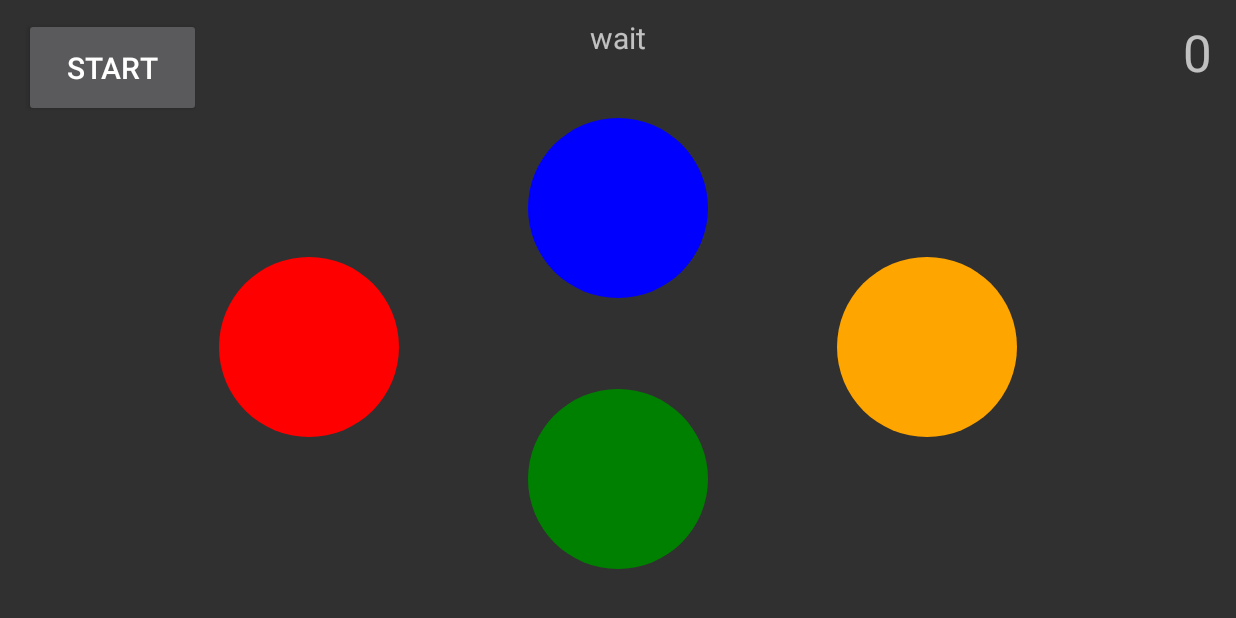
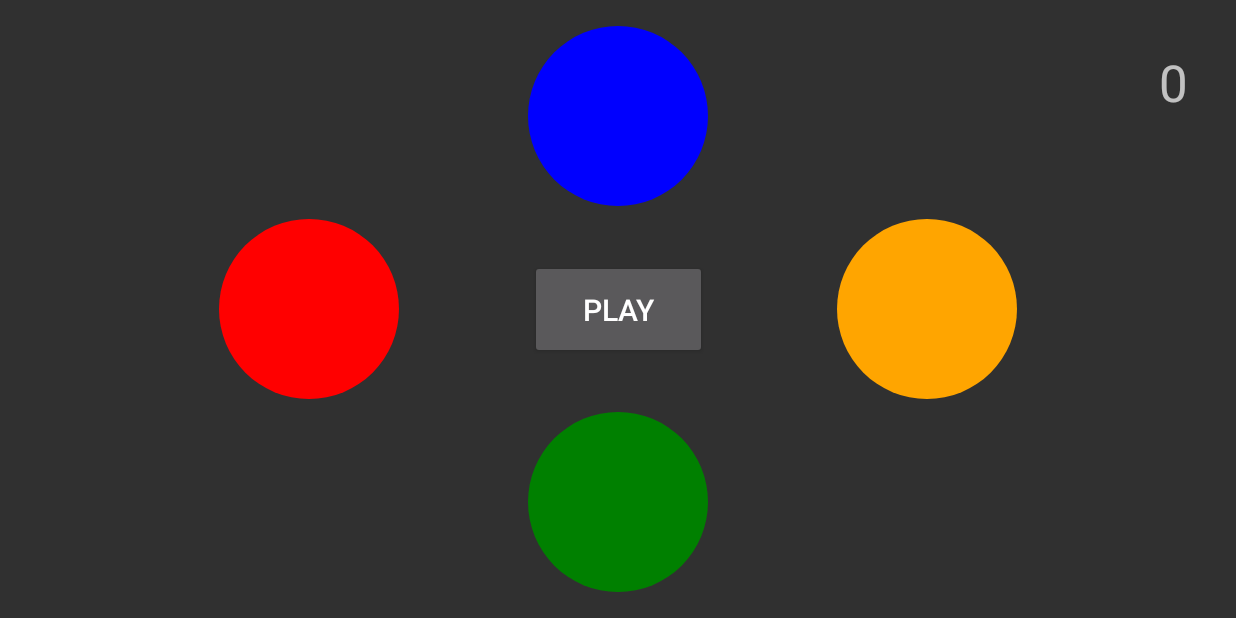
Before and after one commit to s00214102/MAD_FinalGameApp, an Android app: the screen it shows after launch (MainActivity), on a phone screen of 824 x 412 dp (held sideways). Run offline under Robolectric (Android 15) with nearby library versions, the phone set to English and light mode, and no system bars.

Commit message:
Refactoring state logic

```diff
--- a/app/src/main/java/com/example/memorygame/Game.java
+++ b/app/src/main/java/com/example/memorygame/Game.java
@@ -57,14 +57,13 @@ public class Game {
     //endregion
 
     //region Game logic
+    // calls newRound()
     public void newGame(){
         if(playState != PlayState.wait){
             return;}
-        //playSound(boing);
+
         clearData();
-
         popupMessage("Get ready!");
-
         // add a delay before the new round starts
         final Handler delay = new Handler();
         delay.postDelayed(new Runnable() {
@@ -74,6 +73,7 @@ public class Game {
         }, 1000);
     }
 
+    // changes to learn state
     private void newRound(){
         changeState(PlayState.learn);
         AddToSequence();
@@ -82,6 +82,7 @@ public class Game {
         buttonFlashHandler.post(r);
     }
 
+    // calls newRound()
     public void winRound(){
         if(playState!= PlayState.play){
             return;}
@@ -101,6 +102,7 @@ public class Game {
         //newRound();
     }
 
+    // calls goToScoreScreenOrRestartGame()
     public void loseGame(){
         //if(playState != PlayState.play){
         //    return;}
@@ -118,14 +120,14 @@ public class Game {
             }
         }, 900);
     }
-
+    // changes to wait state
     private void goToScoreScreenOrRestartGame(){
         if(score>0){
             Intent A = new Intent(main, ScoreActivity.class);
             A.putExtra("score",score);
             clearData();
+            main.startActivity(A); // move to score screen
             changeState(PlayState.wait);
-            main.startActivity(A); // move to score screen
         }
         else{
             clearData();
@@ -161,18 +163,25 @@ public class Game {
     }
     private void enterLearnState(){
         Log.i(tag, "Entering learn state");
+        main.showPlayButton(false);
+        //main.showButtons(true);
     }
     private void enterPlayState(){
         Log.i(tag, "Entering play state");
+        main.showPlayButton(false);
+        //main.showButtons(true);
     }
     private void enterWaitState(){
         Log.i(tag, "Entering wait state");
+        // hide everything button the play button
+        main.showPlayButton(true);
     }
     //endregion
 
     private void popupMessage(String message){
         // hide buttons and show popup
         main.showButtons(false);
+        main.showPlayButton(false);
         main.tvPopup.setText(message.toString());
         main.showPopupTextView(true);
         // after a delay, hide popup and show buttons
--- a/app/src/main/java/com/example/memorygame/MainActivity.java
+++ b/app/src/main/java/com/example/memorygame/MainActivity.java
@@ -11,6 +11,7 @@ import android.media.AudioManager;
 import android.media.MediaPlayer;
 import android.os.Bundle;
 import android.view.View;
+import android.widget.Button;
 import android.widget.ImageButton;
 import android.widget.TextView;
 
@@ -19,6 +20,7 @@ public class MainActivity extends AppCompatActivity implements SensorEventListen
     //region Initialization
     public TextView tvSequence, tvState, tvScore, tvPopup;
     public ImageButton btnNorth, btnEast, btnSouth, btnWest;
+    public Button btnPlay;
     private Game game;
 
     // tilt controls
@@ -42,6 +44,7 @@ public class MainActivity extends AppCompatActivity implements SensorEventListen
         btnWest = findViewById(R.id.btnWest);
         tvSequence = findViewById(R.id.tvSequence);
         tvPopup = findViewById(R.id.tvPopup);
+        btnPlay = findViewById(R.id.btnStart);
 
         AudioManager audioManager = (AudioManager) getSystemService(AUDIO_SERVICE);
 
@@ -168,4 +171,16 @@ public class MainActivity extends AppCompatActivity implements SensorEventListen
         else
             tvPopup.setVisibility(View.INVISIBLE);
     }
+    public void showPlayButton(Boolean value){
+        if(value){
+            //showButtons(false);
+            //tvScore.setVisibility(View.INVISIBLE);
+            btnPlay.setVisibility(View.VISIBLE);
+        }
+        else{
+            btnPlay.setVisibility(View.INVISIBLE);
+            //tvScore.setVisibility(View.VISIBLE);
+            //showButtons(true);
+        }
+    }
 }
--- a/app/src/main/res/layout/activity_main.xml
+++ b/app/src/main/res/layout/activity_main.xml
@@ -10,10 +10,11 @@
         android:id="@+id/tvPlayState"
         android:layout_width="wrap_content"
         android:layout_height="wrap_content"
+        android:layout_marginStart="16dp"
+        android:layout_marginTop="16dp"
         android:text="play state"
+        android:visibility="invisible"
         android:textSize="20sp"
-        app:layout_constraintBottom_toTopOf="@+id/guideline2"
-        app:layout_constraintEnd_toEndOf="parent"
         app:layout_constraintStart_toStartOf="parent"
         app:layout_constraintTop_toTopOf="parent" />
 
@@ -36,7 +37,7 @@
         android:layout_width="wrap_content"
         android:layout_height="wrap_content"
         android:orientation="horizontal"
-        app:layout_constraintGuide_percent="0.55" />
+        app:layout_constraintGuide_percent="0.5" />
 
     <androidx.constraintlayout.widget.Guideline
         android:id="@+id/guideline4"
@@ -47,47 +48,49 @@
 
     <ImageButton
         android:id="@+id/btnWest"
-        android:background="@drawable/style_circular_button_red"
         android:layout_width="wrap_content"
         android:layout_height="wrap_content"
+        android:background="@drawable/style_circular_button_red"
         android:text="West"
         app:layout_constraintBottom_toBottomOf="parent"
         app:layout_constraintEnd_toStartOf="@+id/guideline4"
         app:layout_constraintStart_toStartOf="parent"
-        app:layout_constraintTop_toTopOf="@+id/guideline2" />
+        app:layout_constraintTop_toTopOf="parent" />
 
     <ImageButton
         android:id="@+id/btnNorth"
-        android:background="@drawable/style_circular_button_blue"
         android:layout_width="wrap_content"
         android:layout_height="wrap_content"
+        android:background="@drawable/style_circular_button_blue"
         android:text="North"
         app:layout_constraintBottom_toTopOf="@+id/guideline3"
         app:layout_constraintEnd_toEndOf="parent"
         app:layout_constraintStart_toStartOf="parent"
-        app:layout_constraintTop_toTopOf="@+id/guideline2" />
+        app:layout_constraintTop_toTopOf="parent"
+        app:layout_constraintVertical_bias="0.19999999" />
 
     <ImageButton
         android:id="@+id/btnEast"
-        android:background="@drawable/style_circular_button_orange"
         android:layout_width="wrap_content"
         android:layout_height="wrap_content"
+        android:background="@drawable/style_circular_button_orange"
         android:text="East"
         app:layout_constraintBottom_toBottomOf="parent"
         app:layout_constraintEnd_toEndOf="parent"
         app:layout_constraintStart_toStartOf="@+id/guideline4"
-        app:layout_constraintTop_toTopOf="@+id/guideline2" />
+        app:layout_constraintTop_toTopOf="parent" />
 
     <ImageButton
         android:id="@+id/btnSouth"
-        android:background="@drawable/style_circular_button_green"
         android:layout_width="wrap_content"
         android:layout_height="wrap_content"
+        android:background="@drawable/style_circular_button_green"
         android:text="South"
         app:layout_constraintBottom_toBottomOf="parent"
         app:layout_constraintEnd_toEndOf="parent"
         app:layout_constraintStart_toStartOf="parent"
-        app:layout_constraintTop_toTopOf="@+id/guideline3" />
+        app:layout_constraintTop_toTopOf="@+id/guideline3"
+        app:layout_constraintVertical_bias="0.8" />
 
     <Button
         android:id="@+id/btnWin"
@@ -116,20 +119,22 @@
         android:id="@+id/btnStart"
         android:layout_width="118dp"
         android:layout_height="66dp"
-        android:layout_marginStart="16dp"
-        android:layout_marginTop="12dp"
         android:onClick="doStart"
-        android:text="START"
+        android:text="Play"
         android:textSize="20sp"
+        app:layout_constraintBottom_toBottomOf="parent"
+        app:layout_constraintEnd_toEndOf="parent"
         app:layout_constraintStart_toStartOf="parent"
-        app:layout_constraintTop_toTopOf="parent" />
+        app:layout_constraintTop_toTopOf="parent"
+        tools:visibility="invisible"
+        android:visibility="invisible"/>
 
     <TextView
         android:id="@+id/tvScore"
         android:layout_width="wrap_content"
         android:layout_height="wrap_content"
-        android:layout_marginTop="12dp"
-        android:layout_marginEnd="16dp"
+        android:layout_marginTop="32dp"
+        android:layout_marginEnd="32dp"
         android:text="0"
         android:textAppearance="@style/TextAppearance.AppCompat.Display1"
         app:layout_constraintEnd_toEndOf="parent"
```
